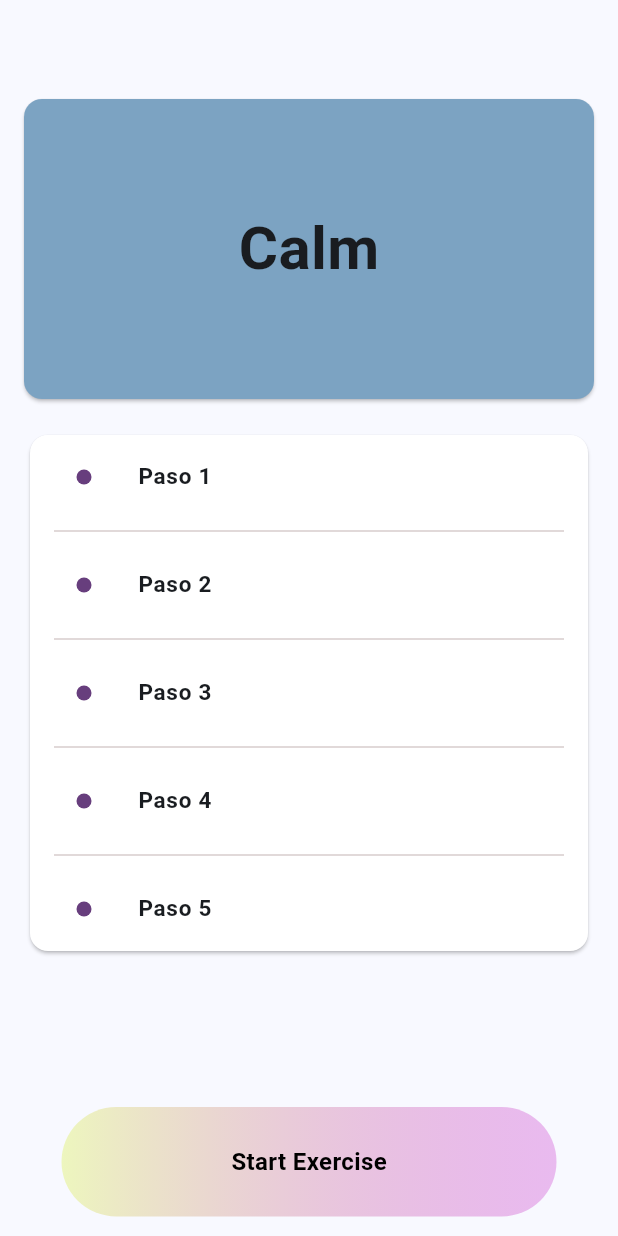
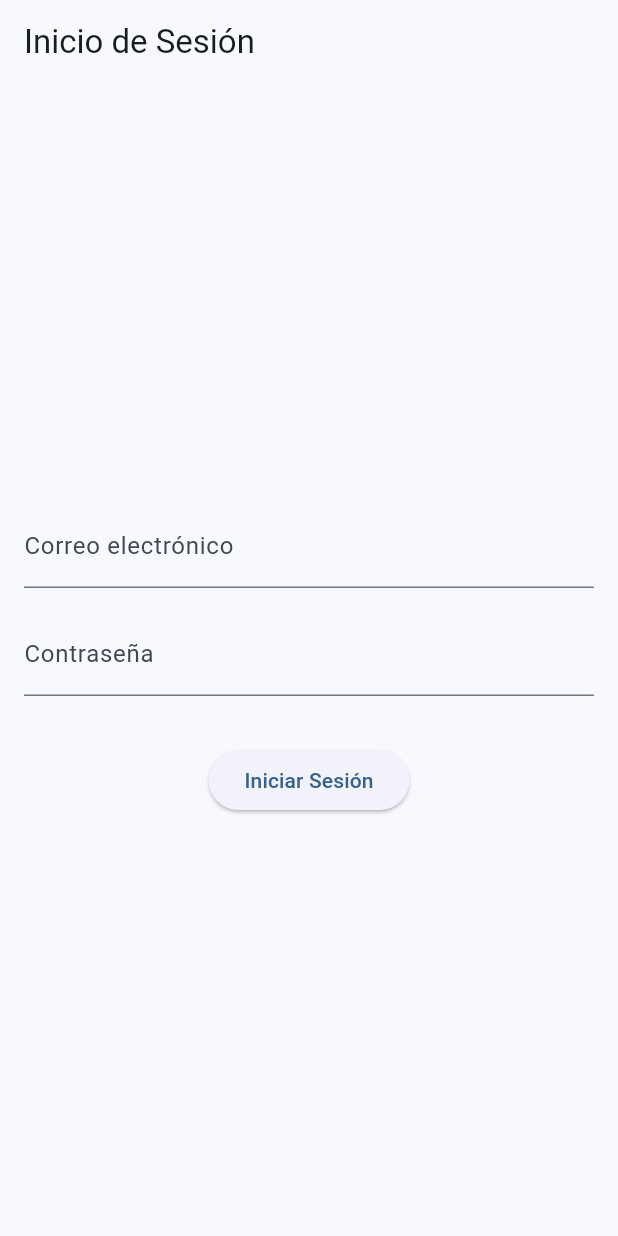
Before and after one commit to Cabariqued27/Flutter-with-Supabase, a Flutter app: the screen it shows after launch, on a phone screen of 412 x 824 dp. Run offline on Flutter 3.47's test engine with Material 3 defaults, Android fonts, the phone set to English and light mode, and no system bars; our stand-ins replace flutter_dotenv, supabase_flutter; accounts and stored records are empty.

Commit message:
login and signup

```diff
--- a/my_app/lib/main.dart
+++ b/my_app/lib/main.dart
@@ -3,7 +3,9 @@ import 'package:flutter_dotenv/flutter_dotenv.dart';
 import 'package:my_app/routes/routes.dart';
 import 'package:my_app/ui/pages/exercise_description_pages.dart';
 import 'package:my_app/ui/pages/feedback_page.dart';
+import 'package:my_app/ui/pages/login_page.dart';
 import 'package:my_app/ui/pages/reaction_page.dart';
+import 'package:my_app/ui/pages/sign_up_page.dart';
 import 'package:supabase_flutter/supabase_flutter.dart';
 
 Future<void> main() async {
@@ -19,6 +21,7 @@ Future<void> main() async {
   runApp(const MyApp());
 
 }
+final supabase = Supabase.instance.client;
 
 
 
@@ -34,7 +37,7 @@ class MyApp extends StatelessWidget {
         colorScheme: ColorScheme.fromSeed(seedColor: Colors.blue),
         useMaterial3: true,
       ),
-      initialRoute: ExerciseDescriptionPage.id,
+      initialRoute: LoginPage.id,
       routes: customRoutes,
     );
   }
--- a/my_app/lib/routes/routes.dart
+++ b/my_app/lib/routes/routes.dart
@@ -1,8 +1,10 @@
 import 'package:flutter/material.dart';
 import 'package:my_app/ui/pages/exercise_description_pages.dart';
 import 'package:my_app/ui/pages/feedback_page.dart';
+import 'package:my_app/ui/pages/login_page.dart';
 import 'package:my_app/ui/pages/reaction_page.dart';
 import 'package:my_app/ui/pages/second_feedback_page.dart';
+import 'package:my_app/ui/pages/sign_up_page.dart';
 
 
 var customRoutes = <String, WidgetBuilder>{
@@ -11,6 +13,8 @@ var customRoutes = <String, WidgetBuilder>{
   FeedBackPage.id: (_) => const FeedBackPage(),
   SecondFeedBackPage.id: (_) => const SecondFeedBackPage(),
   SocialPage.id: (_) => const SocialPage(),
+  LoginPage.id: (_) => const LoginPage(),
+  SignUpPage.id: (_) => const SignUpPage(),
 
   ///
 };
--- /dev/null
+++ b/my_app/lib/ui/pages/login_page.dart
@@ -0,0 +1,66 @@
+import 'package:flutter/material.dart';
+import 'package:my_app/main.dart';
+import 'package:supabase_flutter/supabase_flutter.dart';
+
+
+
+
+class LoginPage extends StatefulWidget {
+  const LoginPage({super.key});
+  static String id = 'login_page';
+
+  @override
+  _LoginPageState createState() => _LoginPageState();
+}
+
+class _LoginPageState extends State<LoginPage> {
+  final TextEditingController _emailController = TextEditingController();
+  final TextEditingController _passwordController = TextEditingController();
+
+  Future<void> signInWithEmail() async {
+  final AuthResponse res = await supabase.auth.signInWithPassword(
+      email: _emailController.text, password: _passwordController.text);
+
+  if (res.session != null) {
+    // Manejar el error, por ejemplo, mostrar un mensaje de error al usuario.
+    print('Error al iniciar sesión: ');
+  } else {
+    // El usuario ha iniciado sesión correctamente.
+    print('Inicio de sesión exitoso');
+    // Puedes realizar acciones adicionales aquí después del inicio de sesión exitoso.
+  }
+}
+
+
+  @override
+  Widget build(BuildContext context) {
+    return Scaffold(
+      appBar: AppBar(
+        title: const Text('Inicio de Sesión'),
+      ),
+      body: Padding(
+        padding: const EdgeInsets.all(16.0),
+        child: Column(
+          mainAxisAlignment: MainAxisAlignment.center,
+          children: [
+            TextField(
+              controller: _emailController,
+              decoration: const InputDecoration(labelText: 'Correo electrónico'),
+            ),
+            const SizedBox(height: 16.0),
+            TextField(
+              controller: _passwordController,
+              decoration: const InputDecoration(labelText: 'Contraseña'),
+              obscureText: true,
+            ),
+            const SizedBox(height: 32.0),
+            ElevatedButton(
+              onPressed: signInWithEmail,
+              child: const Text('Iniciar Sesión'),
+            ),
+          ],
+        ),
+      ),
+    );
+  }
+}
--- a/my_app/lib/ui/widgets/feedback_widget_widget.dart
+++ b/my_app/lib/ui/widgets/feedback_widget_widget.dart
@@ -196,6 +196,7 @@ class _FeelingWidgetState extends State<FeelingWidget> {
       print('Selected feeling updated: $selectedFeeling');
       Navigator.pushNamed(context, SocialPage.id);
     });
+
   }
 
 
--- a/my_app/pubspec.yaml
+++ b/my_app/pubspec.yaml
@@ -37,9 +37,10 @@ dependencies:
   cupertino_icons: ^1.0.2
 
 
-  supabase_flutter: ^1.10.18
+  supabase_flutter: ^2.3.2
   timeago: ^3.1.0
   flutter_dotenv: ^5.1.0
+  google_sign_in: ^6.2.1
 
 dev_dependencies:
   flutter_test:
```
Also changed, not shown: my_app/lib/ui/pages/sign_up_page.dart (added, +57 -0 lines), 1 other file.
